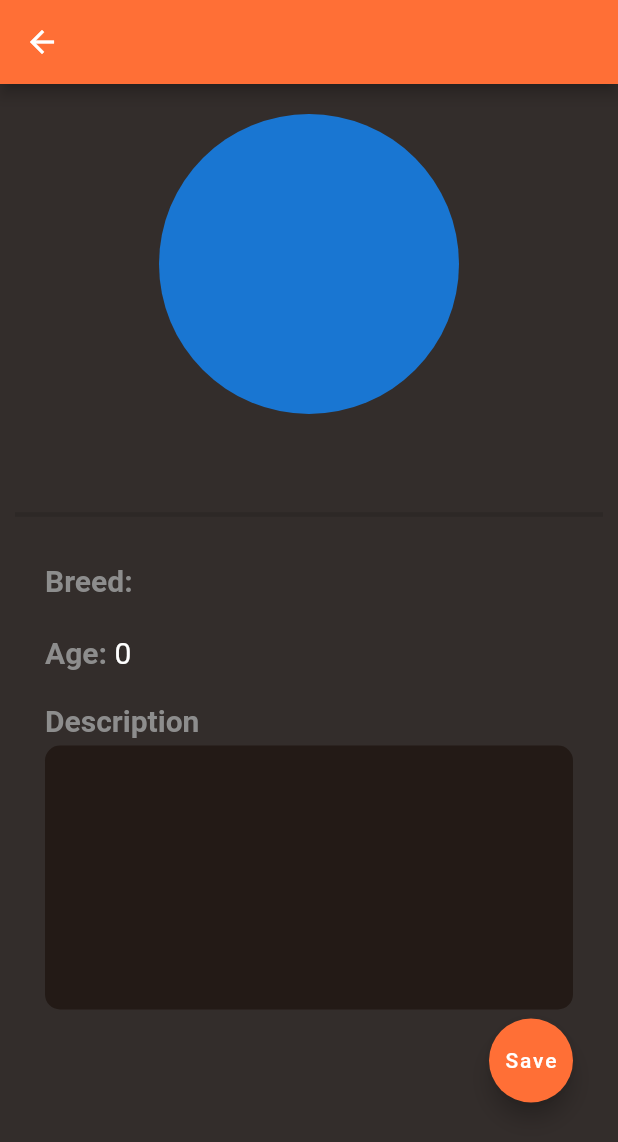
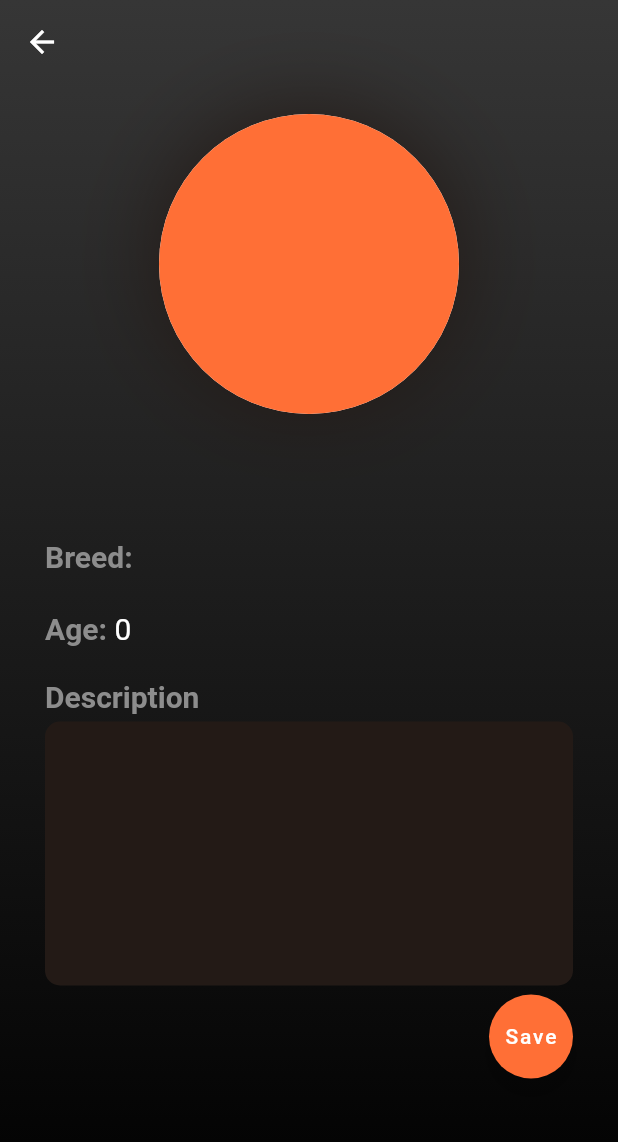
Before and after one commit to YellowHyena/dog_did, a Flutter app: the DogProfile screen opened directly with empty values, on a phone screen of 412 x 824 dp. Shown: the top 1142 px of the screen. Run offline on Flutter 3.47's test engine with Material 2 defaults, Android fonts, the phone set to English and light mode, and no system bars; our stand-ins replace cloud_firestore, email_validator, firebase_auth, firebase_core, google_fonts; accounts and stored records are empty.

Commit message:
can change name now. changed file name

```diff
--- a/lib/Screens/home/dogs_page/dog_profile.dart
+++ b/lib/Screens/home/dogs_page/dog_profile.dart
@@ -3,7 +3,7 @@ import 'package:dog_did/dog_data.dart';
 import 'package:firebase_auth/firebase_auth.dart';
 import 'package:flutter/material.dart';
 import 'package:flutter/services.dart';
-import 'dog_profile_form.dart';
+import 'dog_profile_entry.dart';
 
 class DogProfile extends StatefulWidget {
   const DogProfile({super.key, required this.dog});
@@ -19,24 +19,24 @@ class _DogProfileState extends State<DogProfile> {
     breedController.dispose();
     ageController.dispose();
     descController.dispose();
+    nameController.dispose();
     super.dispose();
   }
 
   final breedController = TextEditingController();
   final ageController = TextEditingController();
   final descController = TextEditingController();
+  final nameController = TextEditingController();
   final formKey = GlobalKey<FormState>();
-  var _enabled = false;
 
   void save() {
     final user = FirebaseFirestore.instance.collection('users').doc(FirebaseAuth.instance.currentUser?.uid).collection('dogs').doc(widget.dog.id);
 
+    if (nameController.text != widget.dog.name) user.update({'name': nameController.text});
     if (breedController.text != widget.dog.breed) user.update({'breed': breedController.text});
     if (ageController.text != widget.dog.age.toString()) user.update({'age': int.parse(ageController.text)});
     if (descController.text != widget.dog.description) user.update({'description': descController.text});
   }
-
-  void enableSave(String? string) => formKey.currentState!.validate() ? setState(() => _enabled = true) : setState(() => _enabled = false);
 
   @override
   Widget build(BuildContext context) {
@@ -44,11 +44,27 @@ class _DogProfileState extends State<DogProfile> {
     breedController.text = dog.breed;
     ageController.text = dog.age.toString();
     descController.text = dog.description;
+    nameController.text = dog.name;
+    final theme = Theme.of(context).colorScheme;
+
     return GestureDetector(
       onTap: () => FocusManager.instance.primaryFocus?.unfocus(),
+      child: Container(
+        decoration: BoxDecoration(
+          gradient: LinearGradient(
+            colors: [
+              theme.primaryContainer,
+              Colors.black,
+            ],
+            begin: Alignment.topCenter,
+            end: Alignment.bottomCenter,
+          ),
+        ),
         child: Scaffold(
+          backgroundColor: Colors.transparent,
           appBar: AppBar(
-          title: Text(widget.dog.name),
+            backgroundColor: Colors.transparent,
+            shadowColor: Colors.transparent,
           ),
           body: Padding(
             padding: const EdgeInsets.only(top: 20, left: 10, right: 10),
@@ -56,15 +72,25 @@ class _DogProfileState extends State<DogProfile> {
               children: [
                 Column(
                   children: [
-                  const CircleAvatar(radius: 100),
-                  Text(
-                    dog.name,
+                    Container(
+                        decoration: BoxDecoration(
+                          color: Colors.white,
+                          shape: BoxShape.circle,
+                          boxShadow: [BoxShadow(blurRadius: 50, color: theme.onBackground, spreadRadius: 1)],
+                        ),
+                        child: CircleAvatar(
+                          radius: 100,
+                          backgroundColor: theme.primary,
+                        )),
+                    TextFormField(
+                      textAlign: TextAlign.center,
                       style: const TextStyle(fontSize: 40),
-                    textAlign: TextAlign.center,
+                      decoration: const InputDecoration(
+                        counterText: '',
+                        border: InputBorder.none,
+                        errorStyle: TextStyle(height: 0),
                       ),
-                  const Divider(
-                    height: 40,
-                    thickness: 3,
+                      controller: nameController,
                     ),
                   ],
                 ),
@@ -87,14 +113,14 @@ class _DogProfileState extends State<DogProfile> {
                         ),
                         const SizedBox(height: 10),
                         Row(children: [
-                        Text('Description', style: TextStyle(fontSize: 20, fontWeight: FontWeight.bold, color: Theme.of(context).colorScheme.tertiary)),
+                          Text('Description', style: TextStyle(fontSize: 20, fontWeight: FontWeight.bold, color: theme.tertiary)),
                         ]),
                         const SizedBox(height: 5),
                         Row(
                           children: [
                             Expanded(
                               child: Container(
-                              decoration: BoxDecoration(color: Theme.of(context).colorScheme.onBackground, borderRadius: BorderRadius.circular(10)),
+                                decoration: BoxDecoration(color: theme.onBackground, borderRadius: BorderRadius.circular(10)),
                                 child: Padding(
                                   padding: const EdgeInsets.only(left: 8, right: 8),
                                   child: SingleChildScrollView(
@@ -115,7 +141,7 @@ class _DogProfileState extends State<DogProfile> {
                           children: [
                             FloatingActionButton(
                               onPressed: save,
-                            backgroundColor: Theme.of(context).colorScheme.primary,
+                              backgroundColor: theme.primary,
                               child: const Text('Save'),
                             ),
                           ],
@@ -128,6 +154,9 @@ class _DogProfileState extends State<DogProfile> {
             ),
           ),
         ),
+      ),
     );
   }
 }
+
+//TODO add gender, edit name and picture
```
Also changed, not shown: lib/Screens/home/dogs_page/dog_profile_entry.dart (renamed from lib/Screens/home/dogs_page/dog_profile_form.dart). Lines whose indentation alone changed are shown as unchanged.
